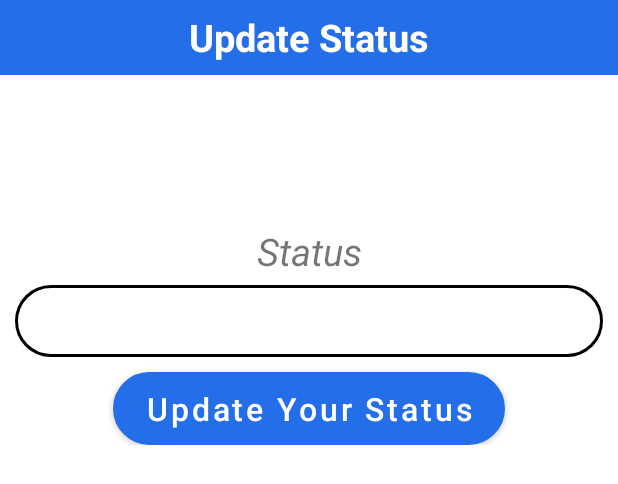
After one commit to shas99/Spinner-Bike-Managment, an Android app: the layout activity_status_update_popup.xml on its own in the app's theme, with its tools: preview values and no code run, on a phone screen of 412 x 824 dp. The commit adds this screen. Shown: the top 484 px of the screen. Run offline under Robolectric (Android 15) with nearby library versions, the phone set to English and light mode, and no system bars; Roboto replaces fonts that are not available here.

Commit message:
Final commit

```diff
--- a/Spinner_app/app/src/main/java/com/example/spinner/Event_List.java
+++ b/Spinner_app/app/src/main/java/com/example/spinner/Event_List.java
@@ -7,6 +7,7 @@ import android.view.Menu;
 import android.view.MenuItem;
 import android.view.View;
 import android.widget.Button;
+import android.widget.LinearLayout;
 import android.widget.SearchView;
 
 import androidx.appcompat.app.AppCompatActivity;
@@ -18,6 +19,7 @@ import com.google.android.material.floatingactionbutton.FloatingActionButton;
 import com.google.firebase.database.FirebaseDatabase;
 
 import android.os.Bundle;
+import android.widget.TextView;
 
 public class Event_List extends AppCompatActivity {
 
@@ -69,4 +71,5 @@ public class Event_List extends AppCompatActivity {
         mainAdapterVinod.stopListening();
     }
 
+
 }
--- a/Spinner_app/app/src/main/java/com/example/spinner/MainAdapterVinod.java
+++ b/Spinner_app/app/src/main/java/com/example/spinner/MainAdapterVinod.java
@@ -52,6 +52,7 @@ public class MainAdapterVinod extends FirebaseRecyclerAdapter<Event_Model,MainAd
         holder.Start.setText(model.getStart());
         holder.End.setText(model.getEnd());
         holder.Web.setText(model.getWeb());
+        holder.Status.setText(model.getStatus());
 
         Glide.with(holder.img.getContext())
                 .load(model.getBanner())
@@ -60,11 +61,13 @@ public class MainAdapterVinod extends FirebaseRecyclerAdapter<Event_Model,MainAd
                 .error(R.drawable.common_google_signin_btn_icon_dark_normal)
                 .into(holder.img);
 
+
+
         holder.btnEdit.setOnClickListener(new View.OnClickListener() {
             @Override
             public void onClick(View view) {
                 final DialogPlus dialogPlus = DialogPlus.newDialog(holder.img.getContext())
-                        .setContentHolder(new ViewHolder(R.layout.activity_updates_popups))
+                        .setContentHolder(new ViewHolder(R.layout.activity_status_update_popup))
                         .setExpanded(true,1150)
                         .create();
 
@@ -72,19 +75,21 @@ public class MainAdapterVinod extends FirebaseRecyclerAdapter<Event_Model,MainAd
 
                 view = dialogPlus.getHolderView();
 
-                EditText Review = view.findViewById(R.id.txtNames);
-                Button btnUpdate = view.findViewById(R.id.btnUpdates);
+                EditText Review = view.findViewById(R.id.txtNames123);
+                Button btnUpdate = view.findViewById(R.id.btnUpdates123);
 
 
                 Review.setText(model.getStatus());
 
                 dialogPlus.show();
 
+
                 btnUpdate.setOnClickListener(new View.OnClickListener() {
                     @Override
                     public void onClick(View view) {
                         Map<String,Object> map = new HashMap<>();
                         map.put("status",Review.getText().toString());
+
 
                         FirebaseDatabase.getInstance().getReference().child("Event Management")
                                 .child(Objects.requireNonNull(getRef(position).getKey())).updateChildren(map)
@@ -156,7 +161,7 @@ public class MainAdapterVinod extends FirebaseRecyclerAdapter<Event_Model,MainAd
     class myViewHolders extends RecyclerView.ViewHolder{
 
         CircleImageView img;
-        TextView Name,Start,End,Web;
+        TextView Name,Start,End,Web,Status;
 
         Button btnEdit,btnDelete;
 
@@ -167,6 +172,7 @@ public class MainAdapterVinod extends FirebaseRecyclerAdapter<Event_Model,MainAd
             Start = (TextView) itemView.findViewById(R.id.nametext2vinod);
             End = (TextView) itemView.findViewById(R.id.nametext2vinod1);
             Web = (TextView) itemView.findViewById(R.id.nametext3vinod);
+            Status = (TextView) itemView.findViewById(R.id.nametext3vinod145);
 
             btnEdit = (Button) itemView.findViewById(R.id.btnEditvinod);
             btnDelete = (Button) itemView.findViewById(R.id.btnDeletevinod);
--- /dev/null
+++ b/Spinner_app/app/src/main/res/layout/activity_status_update_popup.xml
@@ -0,0 +1,55 @@
+<?xml version="1.0" encoding="utf-8"?>
+<LinearLayout xmlns:android="http://schemas.android.com/apk/res/android"
+    xmlns:tools="http://schemas.android.com/tools"
+    android:id="@+id/popuplayout"
+    android:layout_width="match_parent"
+    android:layout_height="wrap_content"
+    android:orientation="vertical">
+
+    <TextView
+        android:layout_width="match_parent"
+        android:layout_height="50dp"
+        android:background="#246EE9"
+        android:gravity="center"
+        android:text="Update Status"
+        android:textColor="#FFFF"
+        android:textSize="25dp"
+        android:textStyle="bold" />
+
+    <TextView
+        android:id="@+id/popup123"
+        android:layout_width="match_parent"
+        android:layout_height="wrap_content"
+        android:textSize="25dp"
+        android:gravity="center"
+        android:layout_marginTop="100dp"
+        android:layout_marginBottom="5dp"
+        android:textStyle="italic"
+        android:text="Status"/>
+
+    <EditText
+        android:id="@+id/txtNames123"
+        android:layout_width="match_parent"
+        android:layout_height="48dp"
+        android:layout_marginLeft="10dp"
+        android:layout_marginRight="10dp"
+        android:background="@drawable/rounded"
+        android:gravity="center"
+        tools:ignore="SpeakableTextPresentCheck" />
+
+    <Button
+        android:layout_width="match_parent"
+        android:layout_height="wrap_content"
+        android:layout_marginLeft="75dp"
+        android:layout_marginRight="75dp"
+        android:layout_marginTop="10dp"
+        android:text="Update Your Status"
+        android:textSize="21dp"
+        android:textAllCaps="false"
+        android:background="@drawable/rounded"
+        android:gravity="center"
+        android:id="@+id/btnUpdates123"/>
+
+
+
+</LinearLayout>
--- a/Spinner_app/app/src/main/res/layout/activity_vinod_add.xml
+++ b/Spinner_app/app/src/main/res/layout/activity_vinod_add.xml
@@ -238,7 +238,7 @@
         android:ems="10"
         android:inputType="textPersonName"
         android:minHeight="48dp"
-        android:text="Bike Key"
+        android:text="Event ID"
         app:layout_constraintBottom_toTopOf="@+id/button_05Vinod"
         app:layout_constraintEnd_toEndOf="parent"
         app:layout_constraintStart_toStartOf="parent"
--- a/Spinner_app/app/src/main/res/layout/activity_vinod_retreive.xml
+++ b/Spinner_app/app/src/main/res/layout/activity_vinod_retreive.xml
@@ -120,7 +120,7 @@
             <Button
                 android:layout_width="173dp"
                 android:layout_height="wrap_content"
-                android:text="Rate Event"
+                android:text="Update Status"
                 android:textAllCaps="false"
                 android:layout_marginRight="5dp"
                 android:id="@+id/btnEditvinod"/>
```
